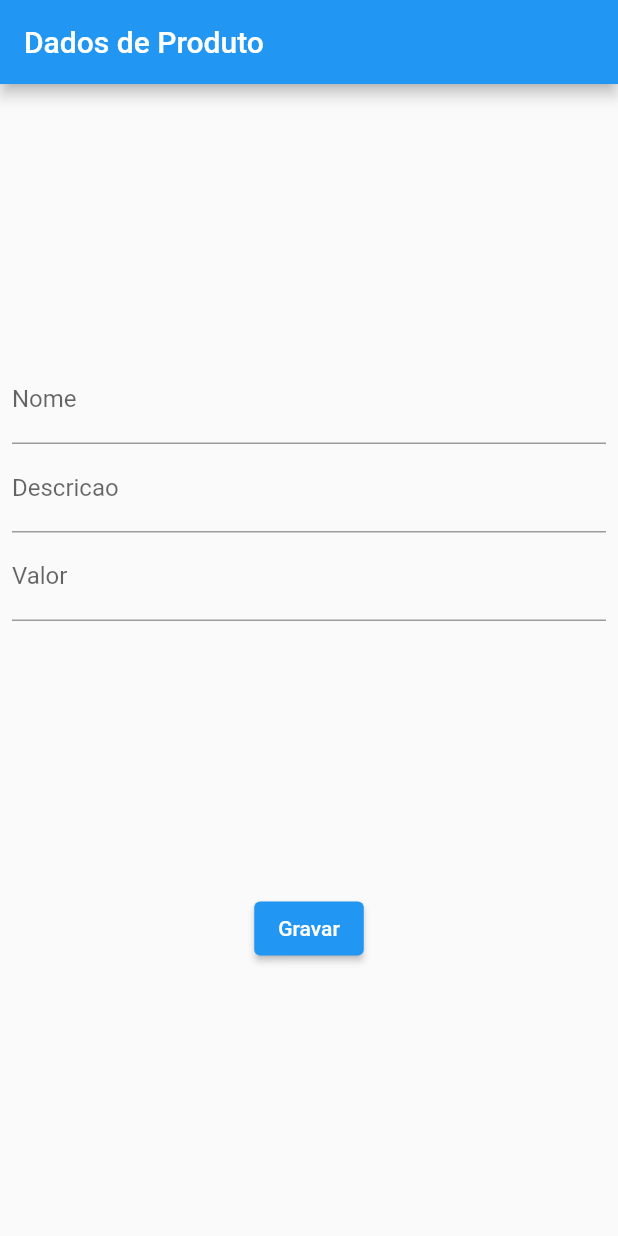
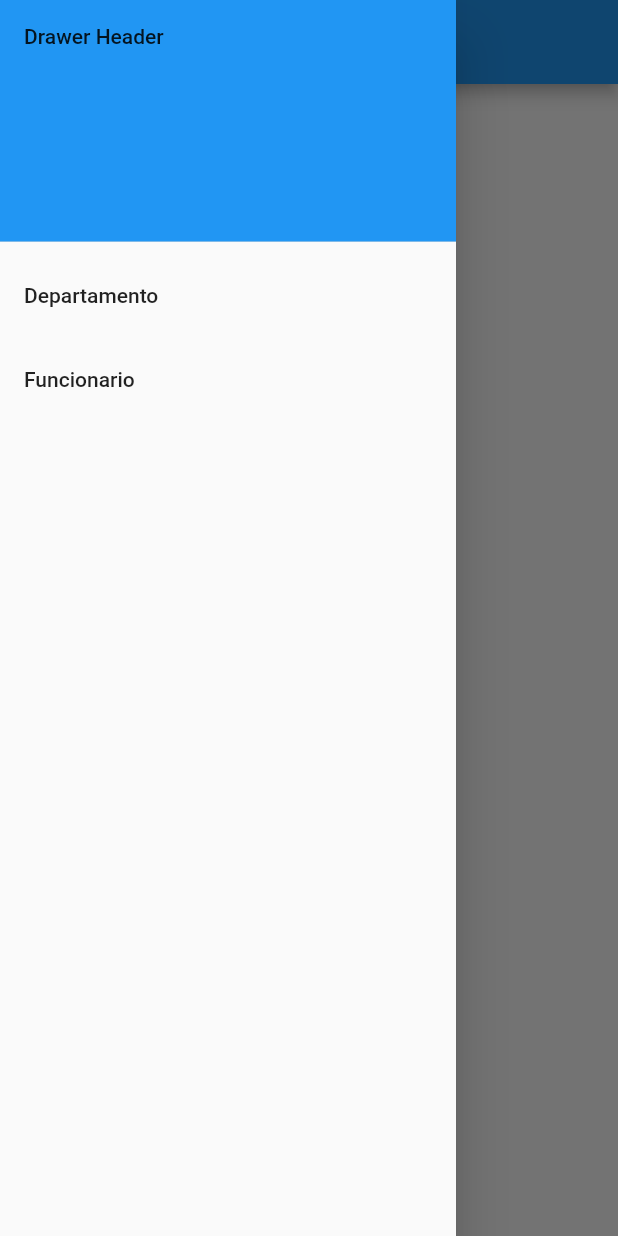
Before and after one commit to ErikMaia/aplicacao_flutter, a Flutter app: the screen it shows after launch, with the side drawer open (before the commit the screen has no drawer), on a phone screen of 412 x 824 dp. Run offline on Flutter 3.47's test engine with Material 2 defaults, Android fonts, the phone set to English and light mode, and no system bars; our stand-ins replace shared_preferences.

Commit message:
feat: create pages funcionarios e departamentos and navigatio

```diff
--- a/aula5/lib/features/produtos/crud/crud.dart
+++ b/aula5/lib/features/produtos/crud/crud.dart
@@ -3,7 +3,7 @@ import 'package:flutter/material.dart';
 import 'package:shared_preferences/shared_preferences.dart';
 
 class ProdutoCRUDPage extends StatefulWidget {
-  ProdutoCRUDPage();
+  const ProdutoCRUDPage({super.key});
 
   @override
   // ignore: library_private_types_in_public_api
@@ -14,7 +14,7 @@ class _ProdutoCRUDPageState extends State<ProdutoCRUDPage> {
   @override
   Widget build(BuildContext context) {
     return Scaffold(
-        appBar: AppBar(title: Text('Dados de Produto')),
+        appBar: AppBar(title: const Text('Dados de Produto')),
         body: Padding(
             padding: const EdgeInsets.symmetric(horizontal: 8),
             child: Column(
--- a/aula5/lib/main.dart
+++ b/aula5/lib/main.dart
@@ -2,6 +2,7 @@ import 'package:flutter/material.dart';
 
 import 'features/produtos/crud/crud.dart';
 import 'pages/departamento_page.dart';
+import 'pages/funcionarios_page.dart';
 
 void main() {
   runApp(const MyApp());
@@ -16,8 +17,9 @@ class MyApp extends StatelessWidget {
     return MaterialApp(
       title: 'Pfe',
       routes: {
-        '/': (context) => ProdutoCRUDPage(),
+        '/': (context) => const DepartamentoPage(),
         '/departamento': (context) => const DepartamentoPage(),
+        '/funcionario': (context) => const FuncionarioPage(),
 
       },
       theme: ThemeData(
--- /dev/null
+++ b/aula5/lib/pages/departamento_page.dart
@@ -0,0 +1,16 @@
+import 'package:flutter/material.dart';
+
+import '../widgets/drawer_pages.dart';
+
+class DepartamentoPage extends StatelessWidget {
+  const DepartamentoPage({super.key});
+
+  @override
+  Widget build(BuildContext context) {
+    return Scaffold(
+      appBar: AppBar(title: const Text('Departamentos')),
+      body: Container(),
+      drawer: DrawerPage.getWidget(context),
+    );
+  }
+}
--- /dev/null
+++ b/aula5/lib/pages/funcionarios_page.dart
@@ -0,0 +1,17 @@
+import 'package:flutter/material.dart';
+
+import '../widgets/drawer_pages.dart';
+
+class FuncionarioPage extends StatelessWidget {
+  const FuncionarioPage({super.key});
+
+  @override
+  Widget build(BuildContext context) {
+    return Scaffold(
+      appBar: AppBar(title: const Text('Departamentos')),
+
+      body: Container(),
+      drawer: DrawerPage.getWidget(context),
+    );
+  }
+}
--- /dev/null
+++ b/aula5/lib/widgets/drawer_pages.dart
@@ -0,0 +1,30 @@
+import 'package:flutter/material.dart';
+
+class DrawerPage {
+  static Widget getWidget(BuildContext context) {
+    return Drawer(
+      child: ListView(
+        children: [
+          const DrawerHeader(
+            decoration: BoxDecoration(
+              color: Colors.blue,
+            ),
+            child: Text('Drawer Header'),
+          ),
+          ListTile(
+            title: const Text('Departamento'),
+            onTap: () {
+              Navigator.of(context).pushNamed('/departamento');
+            },
+          ),
+          ListTile(
+            title: const Text('Funcionario'),
+            onTap: () {
+              Navigator.of(context).pushNamed('/funcionario');
+            },
+          ),
+        ],
+      ),
+    );
+  }
+}
```
